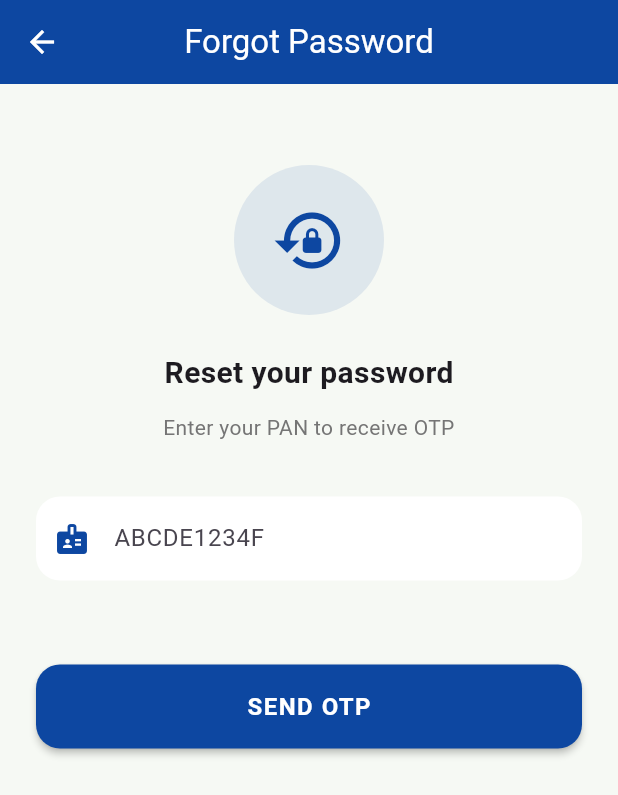
After one commit to Fintree-Finance-Pvt-Ltd/CustomerPhoneAPP, a Flutter app: the screen it shows after launch, after a tap on "Forgot Password?", on a phone screen of 412 x 824 dp. The commit adds this screen. Shown: the top 795 px of the screen. Run offline on Flutter 3.47's test engine with Material 3 defaults, Android fonts, the phone set to English and light mode, and no system bars; our stand-ins replace flutter_dotenv, package_info_plus, shared_preferences; missing offline and left inert: syncfusion_flutter_pdfviewer.

Commit message:
Final Commit

```diff
--- /dev/null
+++ b/lib/presentation/auth/forgot_password_screen.dart
@@ -0,0 +1,240 @@
+import 'package:flutter/material.dart';
+import 'package:flutter/services.dart';
+
+import '../../core/theme/app_colors.dart';
+import '../../core/services/api_service.dart';
+
+class ForgotPasswordScreen extends StatefulWidget {
+  const ForgotPasswordScreen({super.key});
+
+  @override
+  State<ForgotPasswordScreen> createState() => _ForgotPasswordScreenState();
+}
+
+class _ForgotPasswordScreenState extends State<ForgotPasswordScreen> {
+  final TextEditingController panController = TextEditingController();
+  final TextEditingController otpController = TextEditingController();
+  final TextEditingController newPasswordController = TextEditingController();
+
+  bool otpSent = false;
+  bool isLoading = false;
+
+  @override
+  void dispose() {
+    panController.dispose();
+    otpController.dispose();
+    newPasswordController.dispose();
+    super.dispose();
+  }
+
+  // ================= SEND OTP =================
+  Future<void> sendOtp() async {
+    final pan = panController.text.trim().toUpperCase();
+
+    if (pan.length != 10) {
+      _showSnack("Enter valid PAN number");
+      return;
+    }
+
+    setState(() => isLoading = true);
+
+    try {
+      final data = await ApiService.sendOtp(pan);
+
+      // 🔥 DEV MODE: PRINT OTP IN CONSOLE
+      debugPrint("🔥 DEV OTP: ${data['otp']}");
+
+      setState(() => otpSent = true);
+      _showSnack("OTP generated (check console)");
+    } catch (e) {
+      debugPrint("Send OTP Error: $e");
+      _showSnack("Failed to send OTP");
+    } finally {
+      setState(() => isLoading = false);
+    }
+  }
+
+  // ================= RESET PASSWORD =================
+  Future<void> resetPassword() async {
+    if (otpController.text.trim().length != 6) {
+      _showSnack("Enter valid OTP");
+      return;
+    }
+
+    if (newPasswordController.text.trim().length < 6) {
+      _showSnack("Password must be at least 6 characters");
+      return;
+    }
+
+    setState(() => isLoading = true);
+
+    try {
+      await ApiService.resetPassword(
+        pan: panController.text.trim().toUpperCase(),
+        otp: otpController.text.trim(),
+        newPassword: newPasswordController.text.trim(),
+      );
+
+      _showSnack("Password reset successful");
+      Navigator.pop(context);
+    } catch (e) {
+      debugPrint("Reset Password Error: $e");
+      _showSnack("Reset failed");
+    } finally {
+      if (mounted) setState(() => isLoading = false);
+    }
+  }
+
+  void _showSnack(String message) {
+    ScaffoldMessenger.of(context).showSnackBar(
+      SnackBar(content: Text(message)),
+    );
+  }
+
+  @override
+  Widget build(BuildContext context) {
+    return Scaffold(
+      backgroundColor: AppColors.scaffoldBg,
+      appBar: AppBar(
+        title: const Text("Forgot Password"),
+        foregroundColor: Colors.white,
+        backgroundColor: AppColors.primary,
+      ),
+      body: GestureDetector(
+        onTap: () => FocusScope.of(context).unfocus(),
+        child: SingleChildScrollView(
+          padding: const EdgeInsets.all(24),
+          child: Column(
+            children: [
+              const SizedBox(height: 30),
+
+              /// 🔐 ICON
+              Container(
+                height: 100,
+                width: 100,
+                decoration: BoxDecoration(
+                  shape: BoxShape.circle,
+                  color: AppColors.primary.withOpacity(0.1),
+                ),
+                child: const Icon(
+                  Icons.lock_reset,
+                  size: 50,
+                  color: AppColors.primary,
+                ),
+              ),
+
+              const SizedBox(height: 24),
+
+              const Text(
+                "Reset your password",
+                style: TextStyle(
+                  fontSize: 20,
+                  fontWeight: FontWeight.bold,
+                ),
+              ),
+
+              const SizedBox(height: 12),
+
+              Text(
+                "Enter your PAN to receive OTP",
+                textAlign: TextAlign.center,
+                style: TextStyle(color: Colors.grey.shade600),
+              ),
+
+              const SizedBox(height: 36),
+
+              /// PAN FIELD
+              TextField(
+                controller: panController,
+                maxLength: 10,
+                textCapitalization: TextCapitalization.characters,
+                inputFormatters: [
+                  UpperCaseTextFormatter(),
+                  FilteringTextInputFormatter.allow(
+                    RegExp('[a-zA-Z0-9]'),
+                  ),
+                ],
+                decoration: _inputDecoration(
+                  "ABCDE1234F",
+                  Icons.badge,
+                ),
+              ),
+
+              const SizedBox(height: 20),
+
+              if (otpSent) ...[
+                /// OTP FIELD
+                TextField(
+                  controller: otpController,
+                  maxLength: 6,
+                  keyboardType: TextInputType.number,
+                  decoration: _inputDecoration(
+                    "Enter OTP",
+                    Icons.sms,
+                  ),
+                ),
+
+                const SizedBox(height: 20),
+
+                /// NEW PASSWORD FIELD
+                TextField(
+                  controller: newPasswordController,
+                  obscureText: true,
+                  decoration: _inputDecoration(
+                    "New Password",
+                    Icons.lock,
+                  ),
+                ),
+              ],
+
+              const SizedBox(height: 36),
+
+              SizedBox(
+                width: double.infinity,
+                height: 56,
+                child: ElevatedButton(
+                  onPressed: isLoading
+                      ? null
+                      : otpSent
+                          ? resetPassword
+                          : sendOtp,
+                  child: isLoading
+                      ? const CircularProgressIndicator(color: Colors.white)
+                      : Text(otpSent ? "RESET PASSWORD" : "SEND OTP"),
+                ),
+              ),
+            ],
+          ),
+        ),
+      ),
+    );
+  }
+
+  InputDecoration _inputDecoration(String hint, IconData icon) {
+    return InputDecoration(
+      counterText: "",
+      hintText: hint,
+      prefixIcon: Icon(icon, color: AppColors.primary),
+      filled: true,
+      fillColor: Colors.white,
+      border: OutlineInputBorder(
+        borderRadius: BorderRadius.circular(16),
+        borderSide: BorderSide.none,
+      ),
+    );
+  }
+}
+
+/// ================= UPPERCASE FORMATTER =================
+class UpperCaseTextFormatter extends TextInputFormatter {
+  @override
+  TextEditingValue formatEditUpdate(
+    TextEditingValue oldValue,
+    TextEditingValue newValue,
+  ) {
+    return TextEditingValue(
+      text: newValue.text.toUpperCase(),
+      selection: newValue.selection,
+    );
+  }
+}
--- a/lib/presentation/auth/login_screen.dart
+++ b/lib/presentation/auth/login_screen.dart
@@ -1,8 +1,8 @@
 import 'package:flutter/material.dart';
 import 'package:flutter/services.dart';
 import 'package:flutter_application_1/core/services/api_service.dart';
+import 'package:flutter_application_1/presentation/auth/forgot_password_screen.dart';
 import 'package:shared_preferences/shared_preferences.dart';
-
 import '../../core/theme/app_colors.dart';
 import '../dashboard/dashboard_screen.dart';
 
@@ -33,13 +33,13 @@ class _LoginScreenState extends State<LoginScreen>
       duration: const Duration(milliseconds: 800),
     );
 
-    _fadeAnimation =
-        Tween<double>(begin: 0, end: 1).animate(_animationController);
+    _fadeAnimation = Tween<double>(
+      begin: 0,
+      end: 1,
+    ).animate(_animationController);
 
-    _slideAnimation = Tween<Offset>(
-      begin: const Offset(0, 0.3),
-      end: Offset.zero,
-    ).animate(
+    _slideAnimation =
+        Tween<Offset>(begin: const Offset(0, 0.3), end: Offset.zero).animate(
           CurvedAnimation(
             parent: _animationController,
             curve: Curves.easeOutCubic,
@@ -65,16 +65,16 @@ class _LoginScreenState extends State<LoginScreen>
     final password = passwordController.text.trim();
 
     if (pan.length != 10) {
-    ScaffoldMessenger.of(context).showSnackBar(
-      const SnackBar(content: Text("Enter valid PAN number")),
-    );
+      ScaffoldMessenger.of(
+        context,
+      ).showSnackBar(const SnackBar(content: Text("Enter valid PAN number")));
       return;
     }
 
     if (password.isEmpty) {
-    ScaffoldMessenger.of(context).showSnackBar(
-      const SnackBar(content: Text("Enter password")),
-    );
+      ScaffoldMessenger.of(
+        context,
+      ).showSnackBar(const SnackBar(content: Text("Enter password")));
       return;
     }
 
@@ -83,6 +83,8 @@ class _LoginScreenState extends State<LoginScreen>
     try {
       final data = await ApiService.login(pan, password);
 
+      debugPrint("response from backend login $data");
+
       final prefs = await SharedPreferences.getInstance();
       await prefs.setString("jwt", data["token"]);
 
@@ -90,9 +92,7 @@ class _LoginScreenState extends State<LoginScreen>
 
       Navigator.pushReplacement(
         context,
-      MaterialPageRoute(
-        builder: (_) => const DashboardScreen(),
-      ),
+        MaterialPageRoute(builder: (_) => const DashboardScreen()),
       );
     } catch (e) {
       debugPrint("Login error: $e");
@@ -151,7 +151,7 @@ class _LoginScreenState extends State<LoginScreen>
                           ),
                           child: ClipOval(
                             child: Image.asset(
-                              'assets/images/Zypay_background.jpeg',
+                              'assets/images/fintree_img.png',
                               fit: BoxFit.cover,
                             ),
                           ),
@@ -199,18 +199,23 @@ class _LoginScreenState extends State<LoginScreen>
                                 ),
                               ),
                               const SizedBox(height: 12),
+
+                              /// ✅ PAN FIELD (AUTO UPPERCASE)
                               TextField(
                                 controller: panController,
                                 maxLength: 10,
                                 textCapitalization:
                                     TextCapitalization.characters,
                                 inputFormatters: [
+                                  UpperCaseTextFormatter(),
                                   FilteringTextInputFormatter.allow(
-                                    RegExp('[A-Z0-9]'),
+                                    RegExp('[a-zA-Z0-9]'),
                                   ),
                                 ],
                                 decoration: _inputDecoration(
-                                    "ABCDE1234F", Icons.badge),
+                                  "ABCDE1234F",
+                                  Icons.badge,
+                                ),
                               ),
 
                               const SizedBox(height: 20),
@@ -228,10 +233,36 @@ class _LoginScreenState extends State<LoginScreen>
                                 controller: passwordController,
                                 obscureText: true,
                                 decoration: _inputDecoration(
-                                    "Enter password", Icons.lock),
+                                  "Enter password",
+                                  Icons.lock,
+                                ),
                               ),
 
                               const SizedBox(height: 32),
+
+                              Align(
+                                alignment: Alignment.centerRight,
+                                child: GestureDetector(
+                                  onTap: () {
+                                    Navigator.push(
+                                      context,
+                                      MaterialPageRoute(
+                                        builder: (_) => const ForgotPasswordScreen(),
+                                      ),
+                                    );
+                                  },
+                                  child: const Text(
+                                    "Forgot Password?",
+                                    style: TextStyle(
+                                      color: AppColors.primary,
+                                      fontWeight: FontWeight.w600,
+                                      decoration: TextDecoration.underline,
+                                    ),
+                                  ),
+                                ),
+                              ),
+
+                          const SizedBox(height: 16),
 
                               SizedBox(
                                 width: double.infinity,
@@ -253,8 +284,7 @@ class _LoginScreenState extends State<LoginScreen>
 
                         const Text(
                           "SSL Encrypted • Secure Session",
-                          style:
-                              TextStyle(fontSize: 12, color: Colors.white),
+                          style: TextStyle(fontSize: 12, color: Colors.white),
                         ),
                       ],
                     ),
@@ -282,3 +312,17 @@ class _LoginScreenState extends State<LoginScreen>
     );
   }
 }
+
+/// ================= UPPERCASE FORMATTER =================
+class UpperCaseTextFormatter extends TextInputFormatter {
+  @override
+  TextEditingValue formatEditUpdate(
+    TextEditingValue oldValue,
+    TextEditingValue newValue,
+  ) {
+    return TextEditingValue(
+      text: newValue.text.toUpperCase(),
+      selection: newValue.selection,
+    );
+  }
+}
--- a/lib/presentation/loan_details/loan_details_screen.dart
+++ b/lib/presentation/loan_details/loan_details_screen.dart
@@ -27,7 +27,7 @@ class _LoanDetailsScreenState extends State<LoanDetailsScreen> {
     try {
       debugPrint("LoanDetails → loading via JWT");
 
-      // ✅ SINGLE JWT-BASED API
+      // SINGLE JWT-BASED API
       loanData = await ApiService.getLoanDetails();
     } catch (e) {
       debugPrint("LoanDetails API error: $e");
@@ -127,7 +127,7 @@ class _LoanDetailsScreenState extends State<LoanDetailsScreen> {
                             SizedBox(width: 10),
                             Expanded(
                               child: Text(
-                                "In case of any issue, call ZyPay help center.",
+                                "In case of any issue, call FinTree help center.",
                                 style: TextStyle(
                                   fontSize: 13,
                                   color: Colors.blue,
--- a/lib/presentation/repayments/repayment_screen.dart
+++ b/lib/presentation/repayments/repayment_screen.dart
@@ -1,6 +1,7 @@
 import 'package:flutter/material.dart';
 import '../../core/theme/app_colors.dart';
 import '../../core/services/api_service.dart';
+import 'package:intl/intl.dart';
 
 class Repayment extends StatefulWidget {
   const Repayment({super.key});
@@ -56,8 +57,8 @@ class _RepaymentState extends State<Repayment> {
                     final bool isPaid =
                         item['status'].toString().toUpperCase() == "PAID";
 
-                    final String dueDate =
-                        item['due_date'].toString().split('T')[0];
+                   final DateTime parsedDate = DateTime.parse(item['due_date']);
+                   final String dueDate = DateFormat('dd-MM-yyyy').format(parsedDate);
 
                     final String amount =
                         item['emi']?.toString() ??
--- a/pubspec.yaml
+++ b/pubspec.yaml
@@ -35,7 +35,9 @@ dependencies:
   shared_preferences: ^2.2.2
   package_info_plus: ^8.0.0
   flutter_dotenv: ^5.1.0
-  # syncfusion_flutter_pdfviewer: ^24.2.9
+  syncfusion_flutter_pdfviewer: ^24.2.9
+  intl: ^0.19.0
+
 
 
 
@@ -69,6 +71,7 @@ flutter:
     - .env
     - assets/images/Zypay_background.jpeg
     - assets/images/Zypay_logo.png
+    - assets/images/fintree_img.png
   #   - images/a_dot_ham.jpeg
 
   # An image asset can refer to one or more resolution-specific "variants", see
```
Also changed, not shown: lib/core/services/api_service.dart (+105 -3 lines), lib/presentation/dashboard/dashboard_screen.dart (+40 -26 lines), lib/presentation/dashboard/documents_screen.dart (+23 -14 lines), lib/presentation/dashboard/pdf_viewer_screen.dart (added, +27 -0 lines), lib/presentation/dashboard/support_screen.dart (+86 -28 lines), lib/presentation/profile/user_profile_screen.dart (+42 -14 lines), assets/images/fintree_img.png (added), pubspec.lock, 3 other files. Lines whose indentation alone changed are shown as unchanged.
